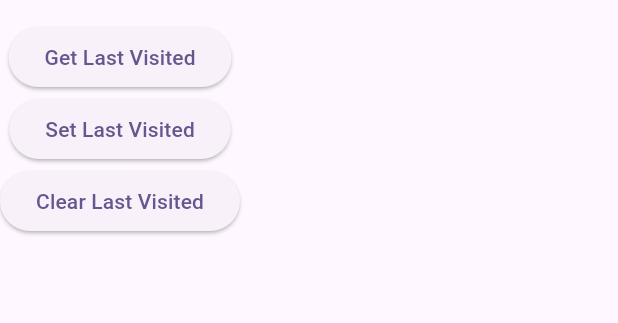
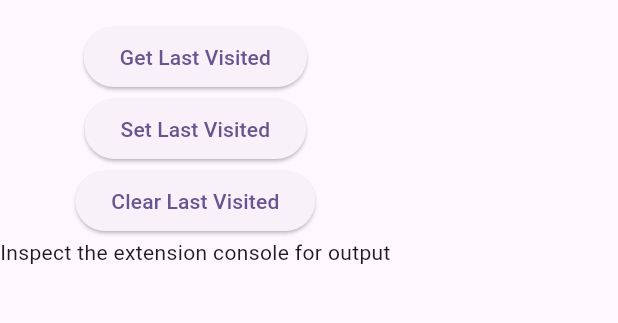
Before and after one commit to SlowGen/bookmarks-demo, a Flutter app: the screen it shows after launch, after a tap on "Set Last Visited", on a phone screen of 412 x 824 dp, the part 63-386 px from its top. Run offline on Flutter 3.47's test engine with Material 3 defaults, Android fonts, the phone set to English and light mode, and no system bars; missing offline and left inert: dart:js_interop.

Commit message:
split demo builds

```diff
--- /dev/null
+++ b/lib/browser_extension/chrome_types.dart
@@ -0,0 +1,12 @@
+// Tab a return type from many of the chrome.tabs methods
+class Tab {
+  final int id;
+  final String url;
+  final bool active;
+  Tab(this.id, this.url, this.active);
+
+  @override
+  String toString() {
+    return 'Tab{id: $id, url: $url, active: $active}';
+  }
+}
--- a/lib/browser_extension/fakes/chrome_types_dart.dart
+++ /dev/null
@@ -1,16 +0,0 @@
-class Tab {
-  final int id;
-  final String url;
-  final bool active;
-  Tab(this.id, this.url, this.active);
-}
-
-// class StorageObject {
-//   final LastVisited? lastVisited;
-//   StorageObject(this.lastVisited);
-// }
-
-// class LastVisited {
-//   final String? lastVisited;
-//   LastVisited(this.lastVisited);
-// }
--- a/lib/browser_extension/fakes/tabs_methods_fakes.dart
+++ b/lib/browser_extension/fakes/tabs_methods_fakes.dart
@@ -1,4 +1,4 @@
-import 'package:bookmarks/browser_extension/fakes/chrome_types_dart.dart';
+import 'package:bookmarks/browser_extension/chrome_types.dart';
 
 class TabsMethods {
   static Future<Tab> create(String url, [bool active = true]) async {
--- a/lib/browser_extension/index.dart
+++ b/lib/browser_extension/index.dart
@@ -4,8 +4,6 @@
 
 export 'package:bookmarks/browser_extension/fakes/chrome_api_fakes.dart'
     if (dart.library.js_interop) 'package:bookmarks/browser_extension/browser_interops/chrome_api.dart';
-export 'package:bookmarks/browser_extension/fakes/chrome_types_dart.dart'
-    if (dart.library.js_interop) 'package:bookmarks/browser_extension/browser_interops/chrome_types.dart';
 export 'package:bookmarks/browser_extension/fakes/tabs_methods_fakes.dart'
     if (dart.library.js_interop) 'package:bookmarks/browser_extension/browser_interops/tabs_methods.dart';
 export 'package:bookmarks/browser_extension/fakes/storage_methods_fakes.dart'
--- a/lib/controllers/view_page_controller.dart
+++ b/lib/controllers/view_page_controller.dart
@@ -1,4 +1,5 @@
 // Using the index for our imports to ensure all pieces are properly conditionally imported.
+import 'package:bookmarks/browser_extension/chrome_types.dart';
 import 'package:bookmarks/browser_extension/index.dart';
 import 'package:url_launcher/url_launcher.dart';
 
--- /dev/null
+++ b/lib/main_storage_demo.dart
@@ -0,0 +1,77 @@
+import 'package:bookmarks/controllers/last_visited_controller.dart';
+import 'package:flutter/foundation.dart';
+import 'package:flutter/material.dart';
+
+void main() {
+  runApp(const MyApp());
+}
+
+class MyApp extends StatelessWidget {
+  const MyApp({super.key});
+
+  @override
+  Widget build(BuildContext context) {
+    return MaterialApp(
+      title: 'Bookmarks Demo',
+      theme: ThemeData(
+        colorScheme: ColorScheme.fromSeed(seedColor: Colors.deepPurple),
+        useMaterial3: true,
+      ),
+      home: const MyHomePage(),
+    );
+  }
+}
+
+class MyHomePage extends StatelessWidget {
+  const MyHomePage({super.key});
+
+  @override
+  Widget build(BuildContext context) {
+    // Below we have hard-coded the controller to use the correct implementation based on various conditions / platforms.
+    // There are many ways to accomplish this such as using a service locator or dependency injection.
+    // For example, you could instead use something like get_it to inject the correct controller
+
+    // note the kIsWeb and kDebugMode check, this is useful for
+    // running your application in debug mode and bypassing the
+    // Chrome API which does not work in debug mode.
+    // While not very useful to test functionality, it can be useful to test the UI/styling.
+
+    // to demonstrate the use of local storage, we have a controller for that as well
+    final LastVisitedController lastVisitedController = (kIsWeb && kDebugMode)
+        ? LastVisitedControllerWeb()
+        : kIsWeb
+            ? LastVisitedControllerWeb()
+            : LastVisitedControllerMobile();
+
+    return Scaffold(
+        appBar: AppBar(
+          title: const Text('Bookmarks'),
+        ),
+        body: Column(
+          children: [
+            ElevatedButton(
+              onPressed: () async {
+                final String lastVisited =
+                    await lastVisitedController.getLastVisited();
+                print('Last Visited: $lastVisited');
+              },
+              child: const Text('Get Last Visited'),
+            ),
+            ElevatedButton(
+              onPressed: () async {
+                await lastVisitedController
+                    .setLastVisited('https://flutter.dev');
+              },
+              child: const Text('Set Last Visited'),
+            ),
+            ElevatedButton(
+              onPressed: () async {
+                await lastVisitedController.removeLastVisited();
+              },
+              child: const Text('Clear Last Visited'),
+            ),
+            const Text('Inspect the extension console for output'),
+          ],
+        ));
+  }
+}
--- a/lib/main.dart
+++ b/lib/main_tabs_demo.dart
@@ -1,4 +1,3 @@
-import 'package:bookmarks/controllers/last_visited_controller.dart';
 import 'package:bookmarks/controllers/view_page_controller.dart';
 import 'package:flutter/foundation.dart';
 import 'package:flutter/material.dart';
@@ -13,7 +12,7 @@ class MyApp extends StatelessWidget {
   @override
   Widget build(BuildContext context) {
     return MaterialApp(
-      title: 'Bookmarks Demo',
+      title: 'Bookmarks App',
       theme: ThemeData(
         colorScheme: ColorScheme.fromSeed(seedColor: Colors.deepPurple),
         useMaterial3: true,
@@ -48,51 +47,21 @@ class MyHomePage extends StatelessWidget {
         : kIsWeb
             ? ViewPageControllerWeb()
             : ViewPageControllerMobile();
-    final LastVisitedController lastVisitedController = (kIsWeb && kDebugMode)
-        ? LastVisitedControllerWeb()
-        : kIsWeb
-            ? LastVisitedControllerWeb()
-            : LastVisitedControllerMobile();
 
     return Scaffold(
       appBar: AppBar(
         title: const Text('Bookmarks'),
       ),
-      body: Column(
-        mainAxisSize: MainAxisSize.min,
-        children: [
-          ElevatedButton(
-            onPressed: () async {
-              final String lastVisited =
-                  await lastVisitedController.getLastVisited();
-              print('Last Visited: $lastVisited');
+      body: ListView.builder(
+        itemCount: fakeBookmarksList.length,
+        itemBuilder: (BuildContext context, int index) {
+          return ListTile(
+            title: Text(fakeBookmarksList[index]),
+            onTap: () {
+              viewPageController.openLink(fakeBookmarksList[index], false);
             },
-            child: const Text('Get Last Visited'),
-          ),
-          ElevatedButton(
-            onPressed: () async {
-              await lastVisitedController.setLastVisited('https://flutter.dev');
-            },
-            child: const Text('Set Last Visited'),
-          ),
-          ElevatedButton(
-            onPressed: () async {
-              await lastVisitedController.removeLastVisited();
-            },
-            child: const Text('Clear Last Visited'),
-          ),
-          // ListView.builder(
-          //   itemCount: fakeBookmarksList.length,
-          //   itemBuilder: (BuildContext context, int index) {
-          //     return ListTile(
-          //       title: Text(fakeBookmarksList[index]),
-          //       onTap: () {
-          //         viewPageController.openLink(fakeBookmarksList[index], false);
-          //       },
-          //     );
-          //   },
-          // ),
-        ],
+          );
+        },
       ),
     );
   }
```
Also changed, not shown: lib/browser_extension/browser_interops/chrome_api.dart (+6 -16 lines), lib/browser_extension/browser_interops/chrome_types.dart (deleted, +0 -18 lines), lib/browser_extension/browser_interops/storage_methods.dart (+26 -8 lines), lib/browser_extension/browser_interops/tabs_methods.dart (+8 -17 lines), lib/browser_extension/fakes/chrome_api_fakes.dart (+7 -8 lines), 4 other files.
